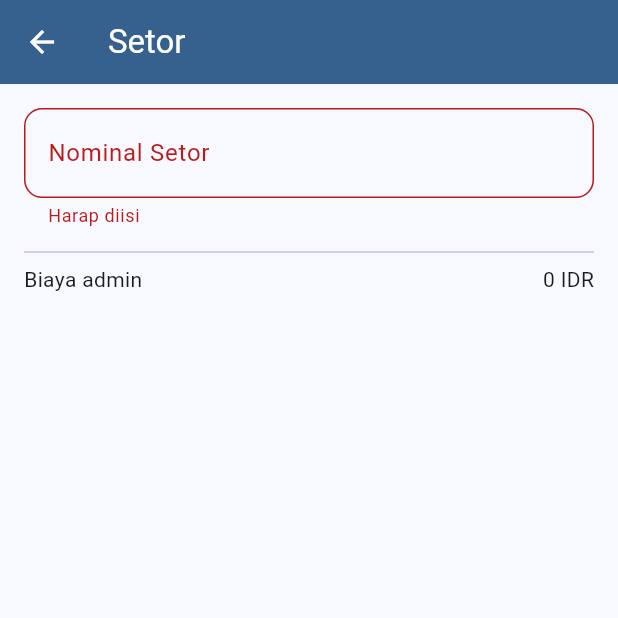
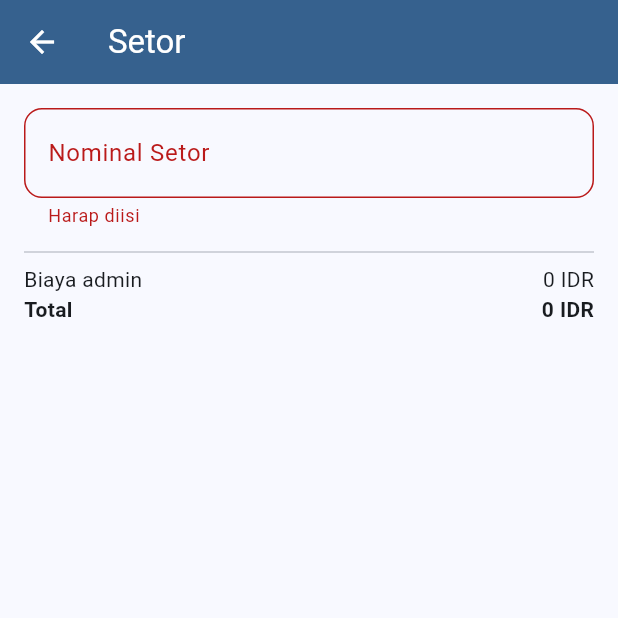
Before and after one commit to nfathoni79/pemindang-coba, a Flutter app: the DepositView screen opened directly, after a tap on "Setor", on a phone screen of 412 x 824 dp, the top half of it. Run offline on Flutter 3.47's test engine with Material 2 defaults, Android fonts, the phone set to English and light mode, and no system bars; our stand-ins replace dropdown_search, get_it, shared_preferences, stacked; missing offline and left inert: flutter_custom_tabs; accounts and stored records are empty; network calls fail.

Commit message:
Tambah UI biaya total di Setor

```diff
--- a/lib/viewmodels/deposit_view_model.dart
+++ b/lib/viewmodels/deposit_view_model.dart
@@ -13,6 +13,8 @@ class DepositViewModel extends FutureViewModel<int> {
   final formKey = GlobalKey<FormState>();
   final amountController = TextEditingController();
   Deposit? deposit;
+  int adminCost = 0;
+  int totalAmount = 0;
 
   @override
   Future<int> futureToRun() {
@@ -22,16 +24,27 @@ class DepositViewModel extends FutureViewModel<int> {
   Future<int> getAdminCost() async {
     setBusyForObject(getAdminCostKey, true);
     String costText = await _userService.getSeaseedConfig('admin_cost');
+    adminCost = int.parse(costText);
+    totalAmount = adminCost;
     setBusyForObject(getAdminCostKey, false);
-    return int.parse(costText);
+
+    return adminCost;
   }
 
   Future<Deposit?> createDeposit() async {
     setBusyForObject(createDepositKey, true);
-    int amount = int.parse(amountController.text);
-
-    deposit = await _userService.createDeposit(amount);
+    deposit = await _userService.createDeposit(totalAmount);
     setBusyForObject(createDepositKey, false);
     return deposit;
   }
+
+  void calculateTotalAmount() {
+    if (amountController.text != '') {
+      totalAmount = int.parse(amountController.text) + adminCost;
+    } else {
+      totalAmount = adminCost;
+    }
+
+    notifyListeners();
+  }
 }
--- a/lib/views/deposit_view.dart
+++ b/lib/views/deposit_view.dart
@@ -38,6 +38,7 @@ class DepositView extends StackedView<DepositViewModel> {
                         keyboardType: TextInputType.number,
                         textInputAction: TextInputAction.done,
                         validator: (value) => MyUtils.noEmptyValidator(value),
+                        onChanged: (value) => viewModel.calculateTotalAmount(),
                       ),
                     ),
                     const SizedBox(height: 8),
@@ -49,6 +50,21 @@ class DepositView extends StackedView<DepositViewModel> {
                         Text(viewModel.dataReady
                             ? '${MyUtils.formatNumber(viewModel.data)} IDR'
                             : '0 IDR'),
+                      ],
+                    ),
+                    Row(
+                      mainAxisAlignment: MainAxisAlignment.spaceBetween,
+                      children: [
+                        const Text(
+                          'Total',
+                          style: TextStyle(fontWeight: FontWeight.bold),
+                        ),
+                        Text(
+                          viewModel.dataReady
+                              ? '${MyUtils.formatNumber(viewModel.totalAmount)} IDR'
+                              : '0 IDR',
+                          style: const TextStyle(fontWeight: FontWeight.bold),
+                        ),
                       ],
                     ),
                   ],
```
Also changed, not shown: lib/services/lio_service.dart (+8 -7 lines).
